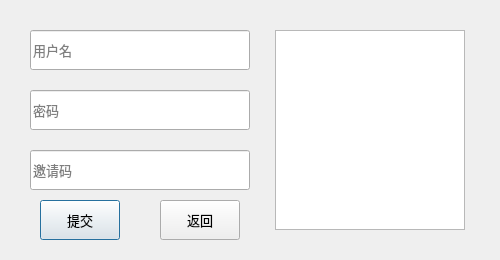
Qt form Client/register.ui (MonianHello/Game) before a commit.
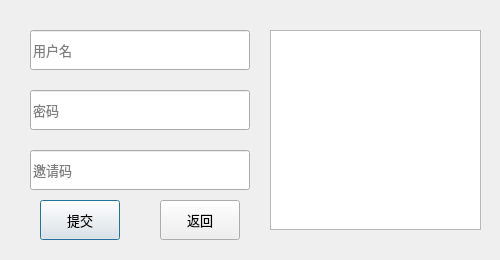
The same form after that commit.

Diff of the .ui file:
```diff
--- a/Client/register.ui
+++ b/Client/register.ui
@@ -163,9 +163,9 @@
   <widget class="QTextBrowser" name="textBrowser">
    <property name="geometry">
     <rect>
-     <x>275</x>
+     <x>270</x>
      <y>30</y>
-     <width>190</width>
+     <width>211</width>
      <height>200</height>
     </rect>
    </property>
```
